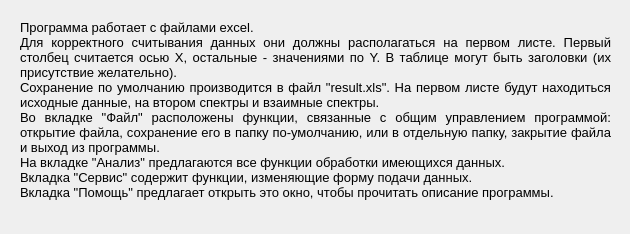
Before: the Qt Designer form graphs/help.ui in DonRumata710/Graphs, drawn with Qt 5.
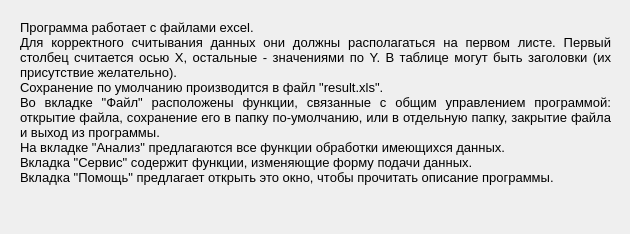
After: the same form once the commit is applied.

Patch:
```diff
--- a/graphs/help.ui
+++ b/graphs/help.ui
@@ -30,7 +30,7 @@
    <property name="text">
     <string>Программа работает с файлами excel.
 Для корректного считывания данных они должны располагаться на первом листе. Первый столбец считается осью X, остальные - значениями по Y. В таблице могут быть заголовки (их присутствие желательно).
-Сохранение по умолчанию производится в файл &quot;result.xls&quot;. На первом листе будут находиться исходные данные, на втором спектры и взаимные спектры.
+Сохранение по умолчанию производится в файл &quot;result.xls&quot;.
 Во вкладке &quot;Файл&quot; расположены функции, связанные с общим управлением программой: открытие файла, сохранение его в папку по-умолчанию, или в отдельную папку, закрытие файла и выход из программы.
 На вкладке &quot;Анализ&quot; предлагаются все функции обработки имеющихся данных.
 Вкладка &quot;Сервис&quot; содержит функции, изменяющие форму подачи данных.
```
